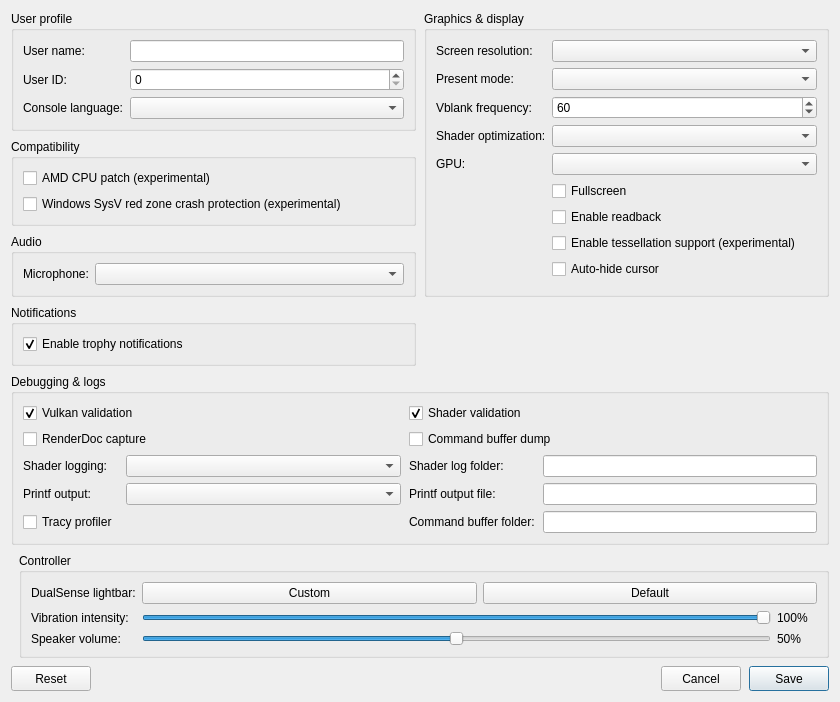
The window that src/launcher/forms/configuration_edit_dialog.ui (KytyPS5/KytyPS5) describes before a commit, drawn with Qt 5.
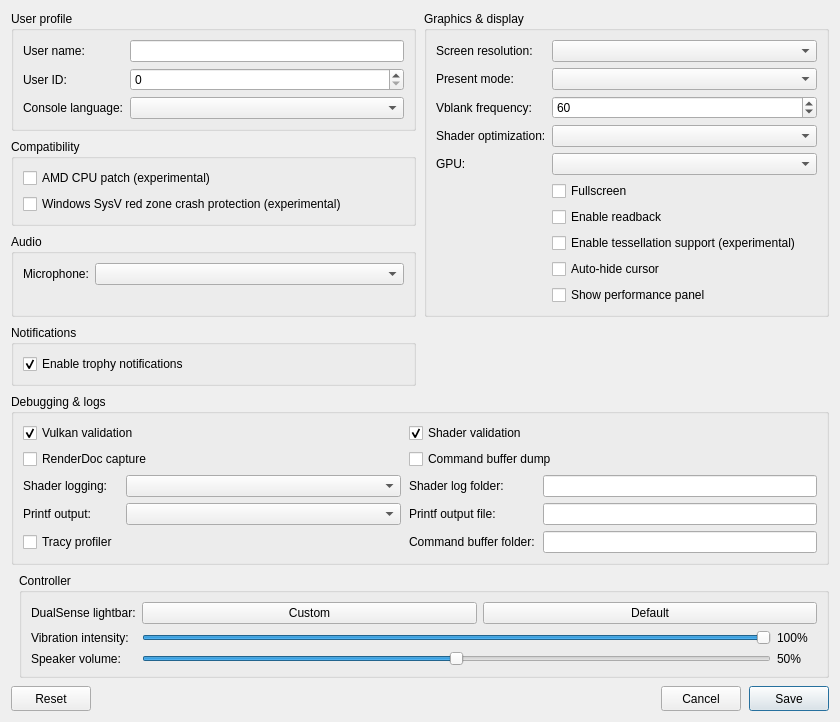
The same window after the commit. Custom widgets are drawn as their Qt base class.

Commit message: feat: add an in-game performance panel

Diff of the .ui file:
```diff
--- a/src/launcher/forms/configuration_edit_dialog.ui
+++ b/src/launcher/forms/configuration_edit_dialog.ui
@@ -179,6 +179,12 @@
           <property name="text"><string>Auto-hide cursor</string></property>
          </widget>
         </item>
+        <item row="9" column="1">
+         <widget class="QCheckBox" name="checkBox_perf_overlay">
+          <property name="toolTip"><string>Show FPS, frame times, CPU/GPU usage, RAM and memory pressure in the game window. Press F2 (Cmd+P on macOS) in game to toggle it, and add Shift for the detailed view.</string></property>
+          <property name="text"><string>Show performance panel</string></property>
+         </widget>
+        </item>
        </layout>
       </widget>
      </item>
```
The commit also changes 35 other files.
